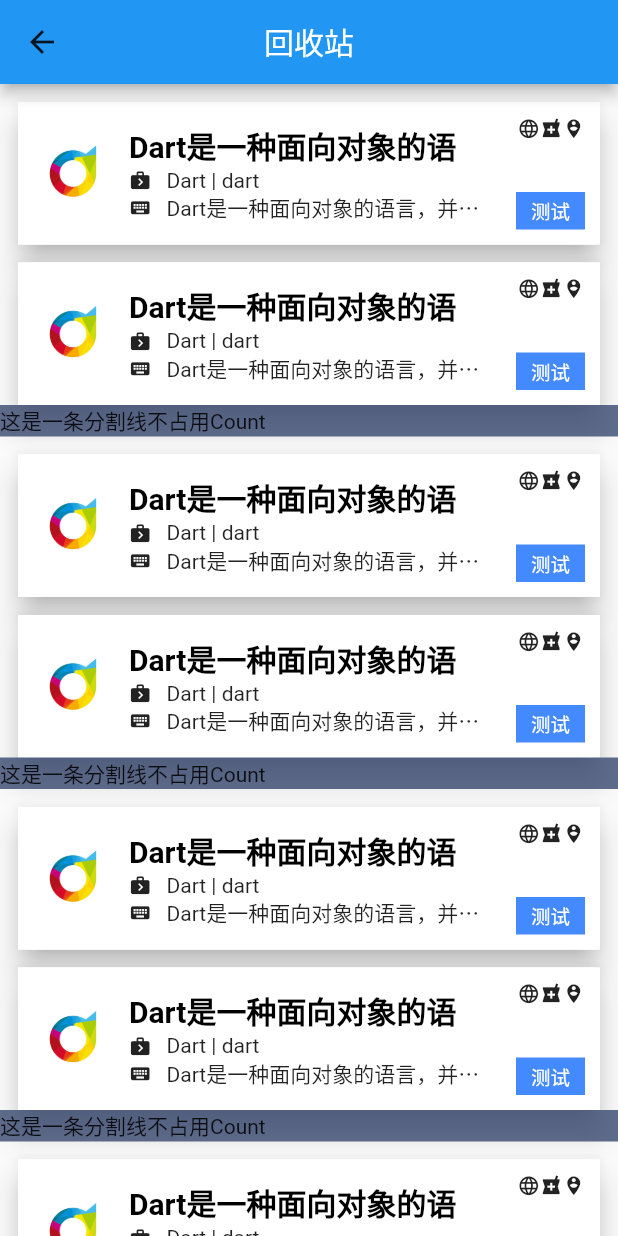
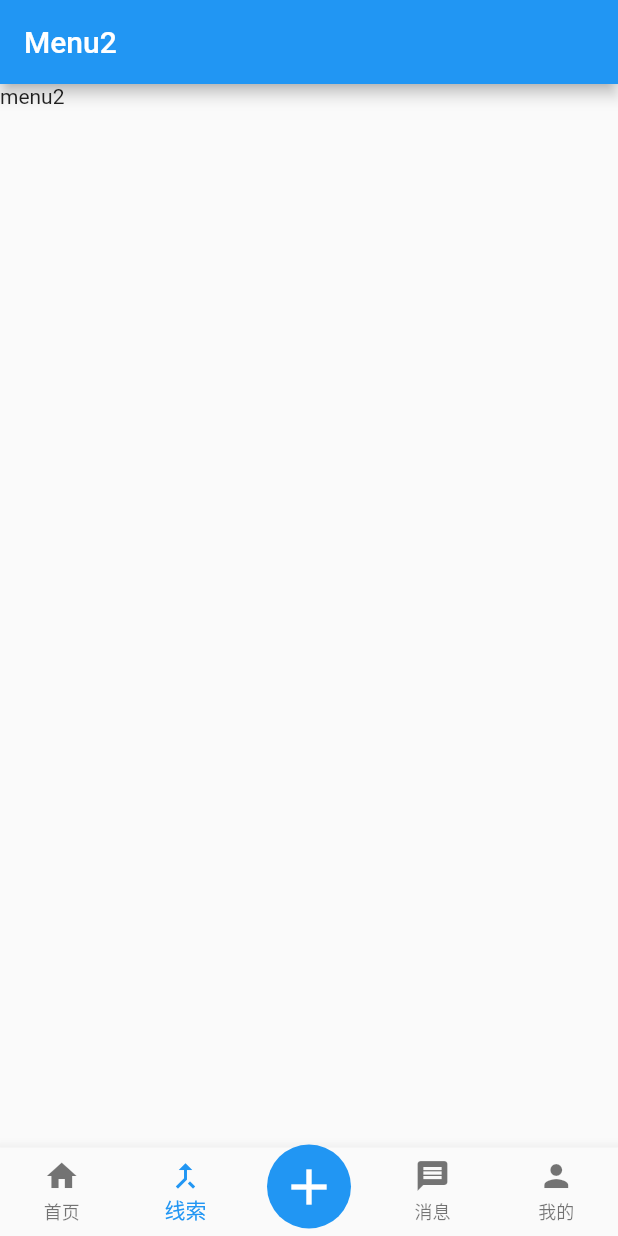
Before and after one commit to ZhangLeiBoy/FlutterLearning, a Flutter app: the screen it shows after launch, item 2 of the bottom bar chosen, after a tap on the "add" icon, on a phone screen of 412 x 824 dp. Run offline on Flutter 3.47's test engine with Material 2 defaults, Android fonts, the phone set to English and light mode, and no system bars; missing offline and left inert: simple_permissions.

Commit message:
更新目录结构

```diff
--- /dev/null
+++ b/lib/ab/create_alert.dart
@@ -0,0 +1,18 @@
+import 'package:flutter/material.dart';
+
+class MenuAlertPage extends StatefulWidget {
+  @override
+  _MenuAlertPageState createState() => new _MenuAlertPageState();
+}
+
+class _MenuAlertPageState extends State<MenuAlertPage> {
+  @override
+  Widget build(BuildContext context) {
+    return new Scaffold(
+      appBar: AppBar(
+        title: Text("MenuAlert"),
+      ),
+      body: Text("menuAlert"),
+    );
+  }
+}
--- /dev/null
+++ b/lib/ab/home.dart
@@ -0,0 +1,115 @@
+import 'package:flutter/material.dart';
+import 'package:flutterlearning/ab/create_alert.dart';
+import 'package:flutterlearning/ab/menu1/home_menu1.dart';
+import 'package:flutterlearning/ab/menu2/home_menu2.dart';
+import 'package:flutterlearning/ab/menu3/home_menu3.dart';
+import 'package:flutterlearning/ab/menu4/home_menu4.dart';
+import 'package:flutterlearning/zhanglei/utils/pdUtil.dart';
+
+//class HomeApp extends StatelessWidget {
+//  @override
+//  Widget build(BuildContext context) {
+//    return MaterialApp(
+//      theme: ThemeData(primarySwatch: Colors.blue),
+//      home: new MyHomeApp(),
+//    );
+//  }
+//}
+
+class HomeApp extends StatefulWidget {
+  @override
+  _MyHomeApp createState() => new _MyHomeApp();
+}
+
+class _MyHomeApp extends State<HomeApp> {
+  PageController pageController;
+  var bottomNavBarIndex = 0;
+
+  @override
+  void initState() {
+    super.initState();
+    pageController = PageController(initialPage: this.bottomNavBarIndex);
+  }
+
+  @override
+  void dispose() {
+    super.dispose();
+    pageController.dispose();
+  }
+
+  @override
+  Widget build(BuildContext context) {
+    return new MaterialApp(
+      theme: ThemeData(primarySwatch: Colors.blue),
+      home: Stack(
+        children: <Widget>[
+          Scaffold(
+            body: PageView(
+              children: <Widget>[
+                new Menu1Page(),
+                new Menu2Page(),
+                new MenuAlertPage(),
+                new Menu3Page(),
+                new Menu4Page()
+              ],
+              physics: NeverScrollableScrollPhysics(),
+              controller: pageController,
+              onPageChanged: _onPageChanged,
+            ),
+            bottomNavigationBar: new BottomNavigationBar(
+              items: [
+                BottomNavigationBarItem(
+                    icon: Icon(Icons.home), title: Text("首页")),
+                BottomNavigationBarItem(
+                    icon: Icon(Icons.merge_type), title: Text("线索")),
+                BottomNavigationBarItem(icon: Icon(Icons.add), title: Text("")),
+                BottomNavigationBarItem(
+                    icon: Icon(Icons.message), title: Text("消息")),
+                BottomNavigationBarItem(
+                    icon: Icon(Icons.person), title: Text("我的"))
+              ],
+              onTap: _onTap,
+              currentIndex: bottomNavBarIndex,
+              type: BottomNavigationBarType.fixed,
+            ),
+          ),
+          Align(
+              alignment: Alignment.bottomCenter,
+              child: pda(
+                  FloatingActionButton(
+                    elevation: 0,
+                    onPressed: _addOnTap,
+                    child: Icon(
+                      Icons.add,
+                      size: 40,
+                      color: Colors.white,
+                    ),
+                    backgroundColor: Colors.blue,
+                  ),
+                  5)),
+        ],
+      ),
+    );
+  }
+
+  void _onTap(int index) {
+    if (index != 2) {
+      print("onTap : $index");
+      bottomNavBarIndex = index;
+      pageController.animateToPage(index,
+          duration: const Duration(milliseconds: 300), curve: Curves.ease);
+    }
+  }
+
+  void _onPageChanged(int value) {
+    setState(() {
+      print("onPageChanged $value ");
+      this.bottomNavBarIndex = value;
+    });
+  }
+
+  //点击加号
+  void _addOnTap() {
+    print("点击加号");
+  }
+}
--- /dev/null
+++ b/lib/ab/menu1/home_menu1.dart
@@ -0,0 +1,23 @@
+import 'package:flutter/material.dart';
+import 'package:flutterlearning/zhanglei/utils/bgUtil.dart';
+
+class Menu1Page extends StatefulWidget {
+  @override
+  _Menu1PageState createState() => new _Menu1PageState();
+}
+
+class _Menu1PageState extends State<Menu1Page> {
+  @override
+  Widget build(BuildContext context) {
+    return new MaterialApp(
+      theme: ThemeData(primarySwatch: Colors.blue),
+      home: Scaffold(
+        appBar: AppBar(
+          backgroundColor: Colors.blue,
+          title: Text("Menu1"),
+        ),
+        body: bg(Text("menu1")),
+      ),
+    );
+  }
+}
--- /dev/null
+++ b/lib/ab/menu2/home_menu2.dart
@@ -0,0 +1,18 @@
+import 'package:flutter/material.dart';
+
+class Menu2Page extends StatefulWidget {
+  @override
+  _Menu2PageState createState() => new _Menu2PageState();
+}
+
+class _Menu2PageState extends State<Menu2Page> {
+  @override
+  Widget build(BuildContext context) {
+    return new Scaffold(
+      appBar: AppBar(
+        title: Text("Menu2"),
+      ),
+      body: Text("menu2"),
+    );
+  }
+}
--- /dev/null
+++ b/lib/ab/menu3/home_menu3.dart
@@ -0,0 +1,18 @@
+import 'package:flutter/material.dart';
+
+class Menu3Page extends StatefulWidget {
+  @override
+  _Menu3PageState createState() => new _Menu3PageState();
+}
+
+class _Menu3PageState extends State<Menu3Page> {
+  @override
+  Widget build(BuildContext context) {
+    return new Scaffold(
+      appBar: AppBar(
+        title: Text("Menu3"),
+      ),
+      body: Text("menu3"),
+    );
+  }
+}
--- /dev/null
+++ b/lib/ab/menu4/home_menu4.dart
@@ -0,0 +1,18 @@
+import 'package:flutter/material.dart';
+
+class Menu4Page extends StatefulWidget {
+  @override
+  _Menu4PageState createState() => new _Menu4PageState();
+}
+
+class _Menu4PageState extends State<Menu4Page> {
+  @override
+  Widget build(BuildContext context) {
+    return new Scaffold(
+      appBar: AppBar(
+        title: Text("Menu4"),
+      ),
+      body: Text("menu4"),
+    );
+  }
+}
--- a/lib/main.dart
+++ b/lib/main.dart
@@ -1,6 +1,7 @@
 import 'package:flutter/material.dart';
-import 'package:flutter_module/zhanglei/demo.dart';
+import 'package:flutterlearning/ab/home.dart';
 
 void main() => runApp(new MaterialApp(
-      home: new TestApp(),
+//      home: new TestApp(),
+      home: new HomeApp(),
     ));
--- a/lib/pages/recycle_page.dart
+++ b/lib/pages/recycle_page.dart
@@ -1,6 +1,6 @@
 import 'package:flutter/material.dart';
-import 'package:flutter_module/zhanglei/utils/bgUtil.dart';
-import 'package:flutter_module/zhanglei/utils/pdUtil.dart';
+import 'package:flutterlearning/zhanglei/utils/bgUtil.dart';
+import 'package:flutterlearning/zhanglei/utils/pdUtil.dart';
 import 'package:simple_permissions/simple_permissions.dart';
 
 class RecyclePage extends StatefulWidget {
@@ -40,7 +40,7 @@ class _RecyclePageState extends State<RecyclePage> {
   _actionBar(BuildContext context) => AppBar(
         leading: MaterialButton(
             onPressed: () {
-              Navigator.pop(context);
+              Navigator.pop(context, "携带参数回去111");
             },
             child: new Icon(Icons.arrow_back)),
         centerTitle: true,
@@ -154,24 +154,26 @@ class _RecyclePageState extends State<RecyclePage> {
     var list2 = ListView.separated(
       itemCount: 10,
       separatorBuilder: (BuildContext context, int index) {
-        return (index+1 ) % 2== 0 ? bg(Text("这是一条分割线不占用Count")) : Container();
+        return (index + 1) % 2 == 0 ? bg(Text("这是一条分割线不占用Count")) : Container();
       },
       itemBuilder: (BuildContext context, int index) {
         return item;
       },
     );
 
-    return Scaffold(appBar: _actionBar(context), body: list2);
+    return WillPopScope(
+        child: Scaffold(appBar: _actionBar(context), body: list2),
+        onWillPop: () async {
+          print("onWillPop");
+//          Navigator.pop(context, "携带参数回去");
+          return false;
+        });
   }
 
-
-
-  readFromSD() async{
-    try{
-      var prem = SimplePermissions.requestPermission(Permission.ReadExternalStorage);
-
-    }catch(e){
-
-    }
+  readFromSD() async {
+    try {
+      var prem =
+          SimplePermissions.requestPermission(Permission.ReadExternalStorage);
+    } catch (e) {}
   }
 }
--- a/lib/zhanglei/demo.dart
+++ b/lib/zhanglei/demo.dart
@@ -1,7 +1,7 @@
 import 'package:flutter/material.dart';
-import 'package:flutter_module/zhanglei/demo_home.dart';
-import 'package:flutter_module/zhanglei/utils/routesUtil.dart';
-import 'package:simple_permissions/simple_permissions.dart';
+import 'package:flutterlearning/pages/recycle_page.dart';
+import 'package:flutterlearning/zhanglei/demo_home.dart';
+import 'package:flutterlearning/zhanglei/utils/routesUtil.dart';
 
 // ignore: must_be_immutable
 class TestApp extends StatelessWidget {
@@ -53,8 +53,12 @@ class _MyTextApp extends State<MyTextApp> {
         elevation: 12,
         highlightElevation: 24,
         onPressed: () async {
-//      Navigator.push(context,MaterialPageRoute(builder: (bu) => new RecyclePage()));
-          Navigator.of(context).pushNamed(recycleList);
+          Navigator.push<String>(context, MaterialPageRoute(builder: (bu) {
+            return new RecyclePage();
+          })).then((String result){
+            print("result $result");
+          });
+//          Navigator.of(context).pushNamed(recycleList);
           //权限申请
 //          if (await SimplePermissions.checkPermission(
 //                  Permission.ReadExternalStorage) ==
--- a/lib/zhanglei/demo_home.dart
+++ b/lib/zhanglei/demo_home.dart
@@ -1,5 +1,5 @@
 import 'package:flutter/material.dart';
-import 'package:flutter_module/zhanglei/demo_gridview.dart';
+import 'package:flutterlearning/zhanglei/demo_gridview.dart';
 
 var chartLi = ["About", "Ball", "Card", "Dog"];
 var tabBar = TabBar(
--- a/lib/zhanglei/utils/routesUtil.dart
+++ b/lib/zhanglei/utils/routesUtil.dart
@@ -1,5 +1,5 @@
 import 'package:flutter/material.dart';
-import 'package:flutter_module/pages/recycle_page.dart';
+import 'package:flutterlearning/pages/recycle_page.dart';
 
 var recycleList = "/recyclerList";
 
--- a/lib/zhanglei/view/images.dart
+++ b/lib/zhanglei/view/images.dart
@@ -2,7 +2,7 @@
 
 import 'package:flutter/cupertino.dart';
 import 'package:flutter/material.dart';
-import 'package:flutter_module/zhanglei/demo_table.dart';
+import 'package:flutterlearning/zhanglei/demo_table.dart';
 
 //资源：Image.asset(String name,
 //文件：Image.file(File file,
```
Also changed, not shown: pubspec.yaml (+10 -23 lines), 57 other files.
